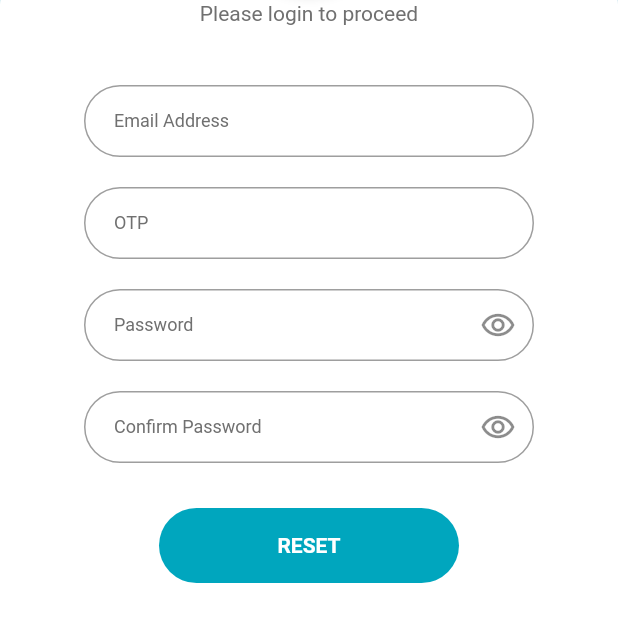
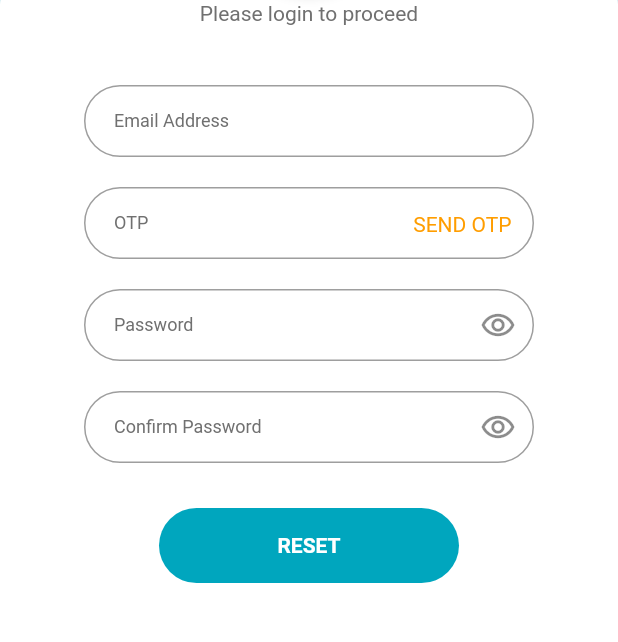
Before and after one commit to a87835546/resiklos, a Flutter app: the SignResetPasswordPage screen opened directly, on a phone screen of 412 x 824 dp, the part 281-923 px from its top. Run offline on Flutter 3.47's test engine with Material 2 defaults, Android fonts, the phone set to English and light mode, and no system bars; our stand-ins replace dio, flutter_easyloading, flutter_swiper_null_safety, fluttertoast, google_sign_in, local_auth and 5 more; missing offline and left inert: flutter_login_facebook, qr_code_scanner; accounts and stored records are empty.

```diff
--- a/lib/sign_up_in/sign_in.dart
+++ b/lib/sign_up_in/sign_in.dart
@@ -10,6 +10,7 @@ import 'package:resiklos/sign_up_in/authorize_request.dart';
 import 'package:resiklos/sign_up_in/sign_button.dart';
 import 'package:resiklos/sign_up_in/sign_logo_page.dart';
 import 'package:resiklos/sign_up_in/sign_request.dart';
+import 'package:resiklos/sign_up_in/sign_reset_password_page.dart';
 import 'package:resiklos/sign_up_in/sign_up.dart';
 import 'package:resiklos/sign_up_in/sign_up_input_widget.dart';
 import 'package:resiklos/sign_up_in/sign_social_widget.dart';
@@ -205,7 +206,9 @@ class SignInPageState extends State<SignInPage> {
                             GestureDetector(
                               onTap: () async{
                                 log("forgot password");
-                                showToast("forgot password");
+                                Navigator.of(context).push(MaterialPageRoute(builder: (_){
+                                  return SignResetPasswordPage();
+                                }));
                                 // var r = await AuthorizeRequest.authenticate();
                               },
                               behavior: HitTestBehavior.translucent,
--- a/lib/sign_up_in/sign_request.dart
+++ b/lib/sign_up_in/sign_request.dart
@@ -257,7 +257,8 @@ class SignRequest {
         await HttpManager.get(url: "user/sendPasswordOtp?email=${email}");
     log("get reset password otp result $result");
     try {
-      if (result["data"] != null && result["code"] == 200) {
+      if (result["code"] == 200) {
+        showText("Send OTP Success");
         return Future.value(true);
       } else {
         EasyLoading.showError(result["message"] ?? "Get Otp Error");
--- a/lib/sign_up_in/sign_up_input_widget.dart
+++ b/lib/sign_up_in/sign_up_input_widget.dart
@@ -2,12 +2,15 @@ import 'dart:developer';
 import 'package:flutter/cupertino.dart';
 import 'package:flutter/material.dart';
 import 'package:flutter/services.dart';
+import 'package:resiklos/utils/color.dart';
 
 class SignUpInputWidget extends StatefulWidget {
   final Function(String)? inputValue;
+  final Function? getOtp;
   final String placeholder;
   final String topLabel;
   final bool? isPassword;
+  final bool? isOtp;
   final TextEditingController? controller;
 
   const SignUpInputWidget(
@@ -16,6 +19,8 @@ class SignUpInputWidget extends StatefulWidget {
         required this.placeholder,
         required this.topLabel,
         this.controller,
+        this.isOtp,
+        this.getOtp,
         this.isPassword})
       : super(key: key);
 
@@ -40,7 +45,9 @@ class SignUpInputWidgetState extends State<SignUpInputWidget> {
 
   @override
   Widget build(BuildContext context) {
-    return Container(
+    return Stack(
+      children: [
+        Container(
           child: TextField(
             cursorColor: Color(0xffC1C2C4),
             controller: widget.controller,
@@ -87,6 +94,34 @@ class SignUpInputWidgetState extends State<SignUpInputWidget> {
               }
             },
           ),
+        ),
+        Visibility(
+          child: Positioned(
+            child: GestureDetector(
+              child: Container(
+                height: 30,
+                padding: EdgeInsets.only(left: 5, right: 5),
+                alignment: Alignment.center,
+                // decoration: BoxDecoration(
+                //     color: mainColor(), borderRadius: BorderRadius.circular(5)),
+                child: Text(
+                  "SEND OTP",
+                  style: TextStyle(color: Color(0xffFF9D00)),
+                ),
+              ),
+              onTap: () {
+                log("get otp");
+                if (widget.getOtp != null) {
+                  widget.getOtp!();
+                }
+              },
+            ),
+            right: 10,
+            top: 10,
+          ),
+          visible: widget.isOtp ?? false,
+        )
+      ],
     );
   }
 
```
Also changed, not shown: pubspec.lock. Lines whose indentation alone changed are shown as unchanged.
